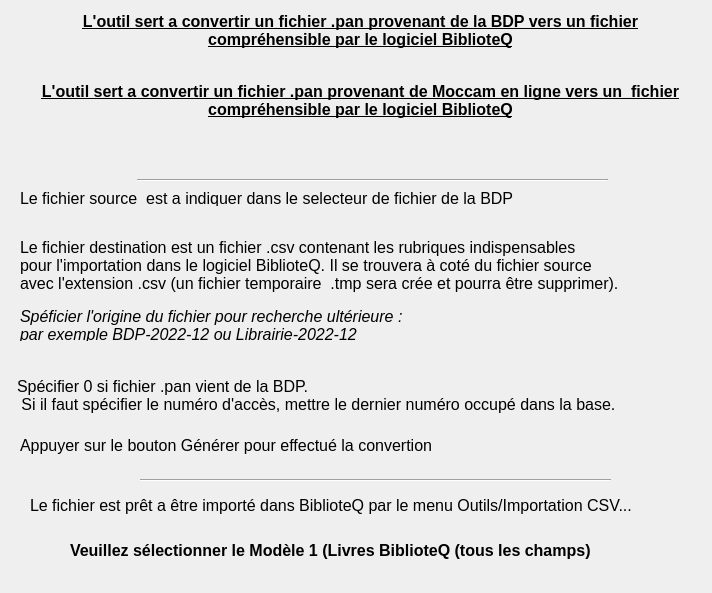
Old version of the form UI/BQimport_unimarc_aide.ui in the repository meteos77/pan2bq.
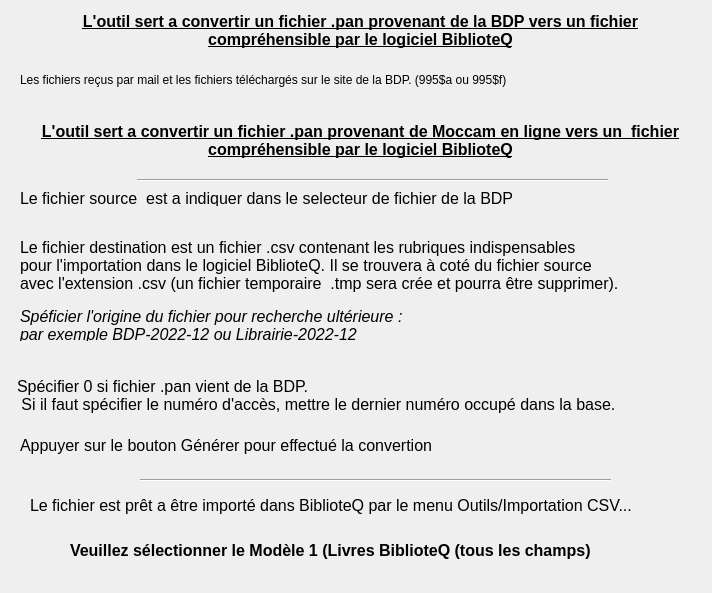
New version of the form.

Diff of the .ui file:
```diff
--- a/UI/BQimport_unimarc_aide.ui
+++ b/UI/BQimport_unimarc_aide.ui
@@ -182,7 +182,7 @@
    <property name="geometry">
     <rect>
      <x>20</x>
-     <y>80</y>
+     <y>120</y>
      <width>681</width>
      <height>41</height>
     </rect>
@@ -222,6 +222,19 @@
  Si il faut spécifier le numéro d'accès, mettre le dernier numéro occupé dans la base.</string>
    </property>
   </widget>
+  <widget class="QLabel" name="label_7">
+   <property name="geometry">
+    <rect>
+     <x>20</x>
+     <y>59</y>
+     <width>641</width>
+     <height>41</height>
+    </rect>
+   </property>
+   <property name="text">
+    <string>Les fichiers reçus par mail et les fichiers téléchargés sur le site de la BDP. (995$a ou 995$f)</string>
+   </property>
+  </widget>
  </widget>
  <resources/>
  <connections/>
```
